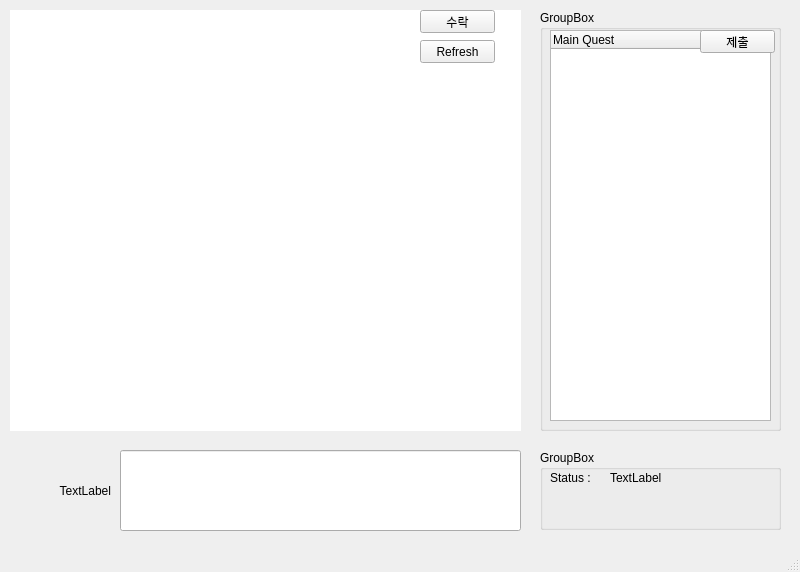
The window that src/core/practice.ui (C0mmm4nd3r/CommandGame) describes before a commit, drawn with Qt 5.
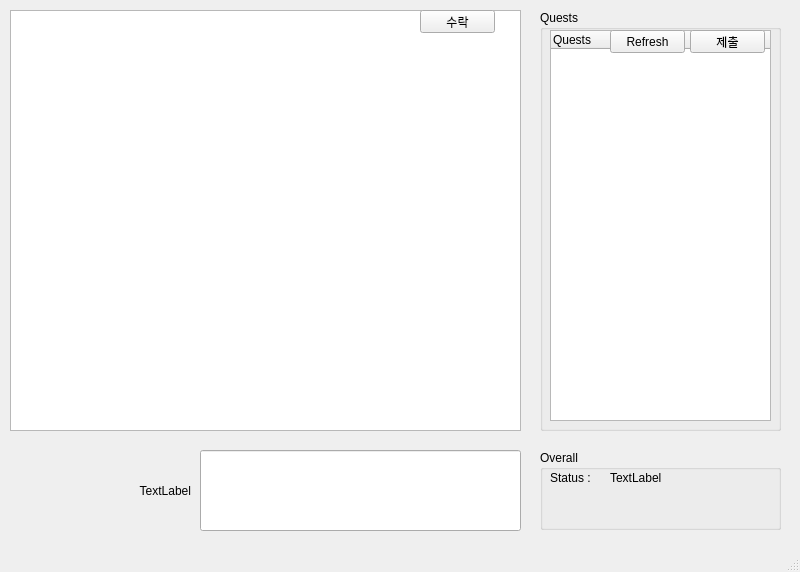
The same window after the commit. Icons and pictures are not drawn.

Patch:
```diff
--- a/src/core/practice.ui
+++ b/src/core/practice.ui
@@ -16,13 +16,16 @@
   <property name="autoFillBackground">
    <bool>true</bool>
   </property>
+  <property name="styleSheet">
+   <string notr="true"/>
+  </property>
   <widget class="QWidget" name="centralwidget">
    <widget class="QLineEdit" name="InputBox">
     <property name="geometry">
      <rect>
-      <x>120</x>
+      <x>200</x>
       <y>450</y>
-      <width>401</width>
+      <width>321</width>
       <height>81</height>
      </rect>
     </property>
@@ -46,10 +49,10 @@
      <bool>false</bool>
     </property>
     <property name="styleSheet">
-     <string notr="true">background-image: url(:/logo/lobto.png);</string>
+     <string notr="true">color: rgb(255, 255, 255);</string>
     </property>
     <property name="frameShape">
-     <enum>QFrame::NoFrame</enum>
+     <enum>QFrame::StyledPanel</enum>
     </property>
     <property name="textInteractionFlags">
      <set>Qt::LinksAccessibleByKeyboard|Qt::LinksAccessibleByMouse|Qt::TextBrowserInteraction|Qt::TextSelectableByKeyboard|Qt::TextSelectableByMouse</set>
@@ -64,8 +67,11 @@
       <height>421</height>
      </rect>
     </property>
+    <property name="styleSheet">
+     <string notr="true"/>
+    </property>
     <property name="title">
-     <string>GroupBox</string>
+     <string>Quests</string>
     </property>
     <widget class="QTreeWidget" name="eventtree">
      <property name="geometry">
@@ -76,25 +82,50 @@
        <height>391</height>
       </rect>
      </property>
+     <property name="styleSheet">
+      <string notr="true"/>
+     </property>
+     <property name="frameShape">
+      <enum>QFrame::StyledPanel</enum>
+     </property>
      <column>
       <property name="text">
-       <string>Main Quest</string>
+       <string>Quests</string>
       </property>
      </column>
     </widget>
     <widget class="QPushButton" name="Submit">
      <property name="geometry">
       <rect>
-       <x>160</x>
+       <x>150</x>
        <y>20</y>
        <width>75</width>
        <height>23</height>
       </rect>
      </property>
+     <property name="styleSheet">
+      <string notr="true"/>
+     </property>
      <property name="text">
       <string>제출</string>
      </property>
     </widget>
+    <widget class="QPushButton" name="Refresh">
+     <property name="geometry">
+      <rect>
+       <x>70</x>
+       <y>20</y>
+       <width>75</width>
+       <height>23</height>
+      </rect>
+     </property>
+     <property name="styleSheet">
+      <string notr="true"/>
+     </property>
+     <property name="text">
+      <string>Refresh</string>
+     </property>
+    </widget>
    </widget>
    <widget class="QGroupBox" name="groupBox_2">
     <property name="geometry">
@@ -105,8 +136,11 @@
       <height>80</height>
      </rect>
     </property>
+    <property name="styleSheet">
+     <string notr="true"/>
+    </property>
     <property name="title">
-     <string>GroupBox</string>
+     <string>Overall</string>
     </property>
     <widget class="QLabel" name="Lbl_status">
      <property name="geometry">
@@ -153,10 +187,13 @@
      <rect>
       <x>10</x>
       <y>450</y>
-      <width>101</width>
+      <width>181</width>
       <height>81</height>
      </rect>
     </property>
+    <property name="styleSheet">
+     <string notr="true"/>
+    </property>
     <property name="text">
      <string>TextLabel</string>
     </property>
@@ -164,19 +201,6 @@
      <set>Qt::AlignRight|Qt::AlignTrailing|Qt::AlignVCenter</set>
     </property>
    </widget>
-   <widget class="QPushButton" name="Refresh">
-    <property name="geometry">
-     <rect>
-      <x>420</x>
-      <y>40</y>
-      <width>75</width>
-      <height>23</height>
-     </rect>
-    </property>
-    <property name="text">
-     <string>Refresh</string>
-    </property>
-   </widget>
    <zorder>OutputBox</zorder>
    <zorder>InputBox</zorder>
    <zorder>groupBox</zorder>
```
Left out of the diff: 15 changed lines with no effect on the pictures.
